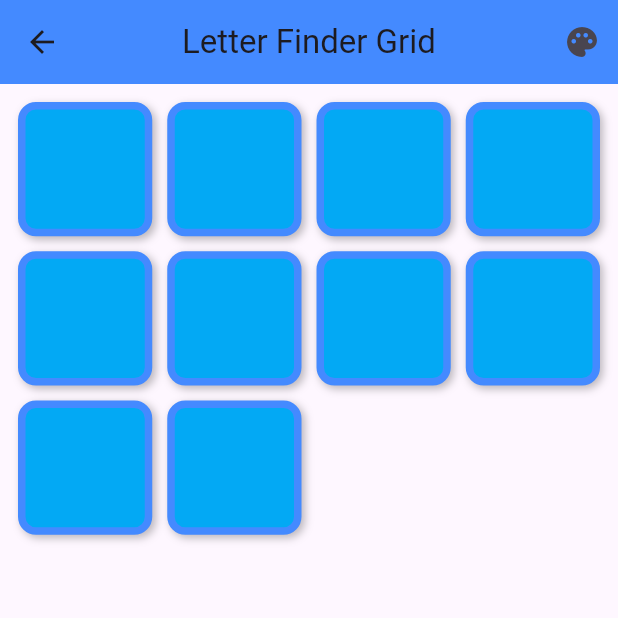
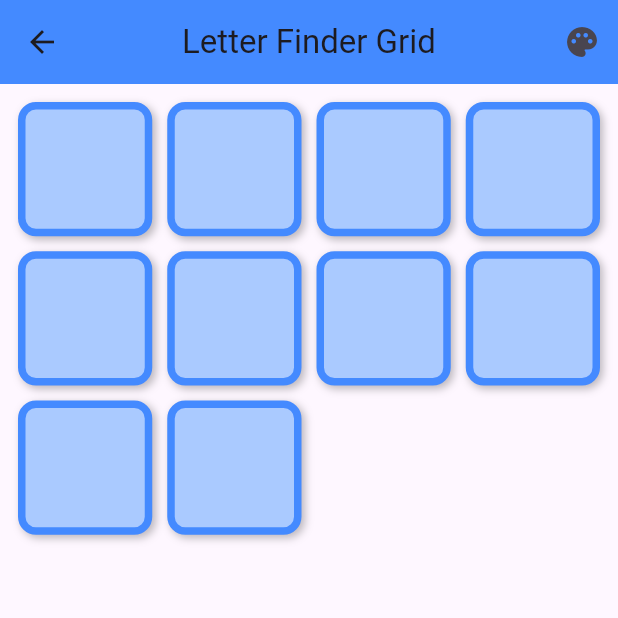
Before and after one commit to ZmintZolika/letter_finder_app, a Flutter app: the screen it shows after launch, after a tap on "10 letters", on a phone screen of 412 x 824 dp, the top half of it. Run offline on Flutter 3.47's test engine with Material 3 defaults, Android fonts, the phone set to English and light mode, and no system bars.

Commit message:
fix: variables names made to consistents feat: game-logic separate into numbers and letters fractions

```diff
--- /dev/null
+++ b/lib/card_finder_screen.dart
@@ -0,0 +1,206 @@
+import 'package:flutter/material.dart';
+
+import 'func.dart';
+import 'theme_color_picker.dart';
+
+enum GameType { numberGame, letterGame }
+
+class FlipNextLetter extends StatefulWidget {
+  final int boardSize;
+
+  final Color themeColor;
+
+  final GameType gameType;
+
+  const FlipNextLetter({
+    super.key,
+    required this.boardSize,
+    required this.themeColor,
+    required this.gameType,
+  });
+
+  @override
+  State<FlipNextLetter> createState() => _FlipNextLetterState();
+}
+
+class _FlipNextLetterState extends State<FlipNextLetter> {
+  // 1. Az 'A'-tól 'Z'-ig tartó lista
+
+  late final List<String> cards = List.generate(
+    widget.boardSize,
+    (index) => widget.gameType == GameType.numberGame
+        ? (index + 1).toString()
+        : String.fromCharCode(65 + index),
+  );
+
+  @override
+  void initState() {
+    super.initState();
+    cards.shuffle();
+  }
+
+  // 2. Ebben a Set-ben (halmazban) tároljuk azokat a betűket, amiket már felfordított a játékos
+  final Set<String> revealedCards = {};
+  String? firstSelectedCard;
+  String? secondSelectedCard;
+  bool isChecking = false;
+  bool isError = false;
+
+  late Color cardThemeColor = getLighterColorHSL(widget.themeColor);
+  late Color cardLetterColor = widget.themeColor;
+  Color selectedColor = Colors.red;
+  Color get shadedBox => cardLetterColor;
+
+  @override
+  Widget build(BuildContext context) {
+    // Lekérdezzük a képernyő tájolását
+    final orientation = MediaQuery.orientationOf(context);
+
+    // Eldöntjük az oszlopok számát:
+    final int columnCount = (orientation == Orientation.portrait) ? 4 : 9;
+
+    return Scaffold(
+      appBar: AppBar(
+        title: const Text('Letter Finder Grid'),
+        backgroundColor: cardLetterColor,
+        centerTitle: true,
+        actions: [
+          ThemeColorPicker(
+            onColorSelected: (onColorSelected) {
+              setState(() {
+                cardThemeColor = onColorSelected;
+              });
+            },
+          ),
+        ],
+      ),
+      body: Padding(
+        padding: const EdgeInsets.all(12.0),
+        child: GridView.count(
+          crossAxisCount: columnCount,
+          mainAxisSpacing: 10,
+          crossAxisSpacing: 10,
+          childAspectRatio: 1.0,
+          children: cards.map((card) {
+            // Megnézzük, hogy az adott betű már fel van-e fordítva
+            final bool isRevealed = revealedCards.contains(card);
+
+            return InkWell(
+              onTap: () {
+                // Ha nem értelmes helyre nyomnak akkor ne csináljon semmit
+                if (isRevealed || card == firstSelectedCard) return;
+
+                //Ha még nem választott első betűt
+                if (firstSelectedCard == null) {
+                  setState(() {
+                    firstSelectedCard = card;
+                    //revealedLetters.add(firstSelectedLetter!);
+                  });
+
+                  //Itt nézem meg van-e az először felfordított betűnek szomszédja
+                  if ((firstSelectedCard != null) &&
+                      !isHaveNextCard(
+                        firstSelectedCard!,
+                        revealedCards,
+                        widget.boardSize,
+                        widget.gameType,
+                      )) {
+                    setState(() {
+                      revealedCards.add(firstSelectedCard!);
+                      firstSelectedCard = null;
+                    });
+                  }
+                  return;
+                }
+
+                //Ha már van első betű
+                if (firstSelectedCard != null && secondSelectedCard == null) {
+                  setState(() {
+                    secondSelectedCard = card;
+                    //revealedLetters.add(secondSelectedLetter!);
+                  });
+
+                  if (firstSelectedCard != null &&
+                      secondSelectedCard != null &&
+                      (secondSelectedCard!.codeUnitAt(0) -
+                                  firstSelectedCard!.codeUnitAt(0))
+                              .abs() ==
+                          1) {
+                    setState(() {
+                      revealedCards.add(firstSelectedCard!);
+                      revealedCards.add(secondSelectedCard!);
+                      firstSelectedCard = null;
+                      secondSelectedCard = null;
+                      return;
+                    });
+                  } else if (secondSelectedCard != null) {
+                    Future.delayed(const Duration(seconds: 1), () {
+                      setState(() {
+                        revealedCards.remove(firstSelectedCard);
+                        revealedCards.remove(secondSelectedCard);
+                        firstSelectedCard = null;
+                        secondSelectedCard = null;
+                      });
+                    });
+                  }
+                }
+              },
+              borderRadius: BorderRadius.circular(12),
+              child: AnimatedContainer(
+                duration: const Duration(
+                  milliseconds: 250,
+                ), // szép, sima színátmenet kattintáskor
+                decoration: BoxDecoration(
+                  // Lefordítva fekete, felfordítva színes
+                  color:
+                      isRevealed ||
+                          isThisCard(
+                            firstSelectedCard,
+                            secondSelectedCard,
+                            card,
+                          )
+                      ? Colors.deepPurple.shade50
+                      : cardThemeColor,
+                  borderRadius: BorderRadius.circular(12),
+                  border: Border.all(
+                    color: isRevealed
+                        ? cardThemeColor
+                        : isThisCard(
+                            firstSelectedCard,
+                            secondSelectedCard,
+                            card,
+                          )
+                        ? selectedColor
+                        : shadedBox,
+                    width: 5,
+                  ),
+                  boxShadow: const [
+                    BoxShadow(
+                      color: Colors.black26,
+                      blurRadius: 4,
+                      offset: Offset(2, 2),
+                    ),
+                  ],
+                ),
+                alignment: Alignment.center,
+                // Ha fel van fedve, megjelenik a betű, ha nincs, üres marad
+                child:
+                    isRevealed ||
+                        isThisCard(firstSelectedCard, secondSelectedCard, card)
+                    ? Text(
+                        card,
+                        style: TextStyle(
+                          fontSize: 22,
+                          fontWeight: FontWeight.bold,
+                          color: cardLetterColor,
+                        ),
+                      )
+                    : null,
+              ),
+            );
+          }).toList(),
+        ),
+      ),
+    );
+  }
+}
--- a/lib/first_screen.dart
+++ b/lib/first_screen.dart
@@ -1,51 +1,125 @@
 import 'package:flutter/material.dart';
-import 'package:letter_finder_app/letter_finder_screen.dart';
+import 'package:letter_finder_app/card_finder_screen.dart';
 
-class HomeScreen extends StatelessWidget {
+import 'theme_color_picker.dart';
+
+class HomeScreen extends StatefulWidget {
   const HomeScreen({super.key});
 
-  void navigateToLetterFinderScreen(BuildContext context, int count) {
+  @override
+  State<HomeScreen> createState() => _HomeScreenState();
+}
+
+class _HomeScreenState extends State<HomeScreen> {
+  void navigateToLetterFinderScreen(BuildContext context, int count, gameType) {
     Navigator.push(
       context,
-      MaterialPageRoute(builder: (context) => FlipNextLetter(boardSize: count)),
+      MaterialPageRoute(
+        builder: (context) => FlipNextLetter(
+          boardSize: count,
+          themeColor: appThemeColor,
+          gameType: gameType,
+        ),
+      ),
     );
   }
+
+  Color appThemeColor = Colors.blueAccent;
 
   @override
   Widget build(BuildContext context) {
     return Scaffold(
+      backgroundColor: appThemeColor,
       appBar: AppBar(
         title: const Text(
-          'Az én appom',
+          'Next to Meet U',
           style: TextStyle(color: Color.fromARGB(255, 51, 159, 248)),
         ),
         centerTitle: true,
+        actions: [
+          ThemeColorPicker(
+            onColorSelected: (selectedColor) {
+              setState(() {
+                appThemeColor = selectedColor;
+              });
+            },
+          ),
+        ],
       ),
       body: Center(
         child: Column(
           mainAxisSize: MainAxisSize
               .min, // Összehúzza az oszlopot, hogy pont középre kerüljön
           children: [
-            const Text('Működik az App alapja'),
+            const Text('Next to Numbers'),
             const SizedBox(
               height: 16,
             ), // Kis távolság a szöveg és a gomb között
             ElevatedButton(
-              onPressed: () => navigateToLetterFinderScreen(context, 10),
+              onPressed: () => navigateToLetterFinderScreen(
+                context,
+                10,
+                GameType.numberGame,
+              ),
+              child: const Text('10 numbers'),
+            ),
+            const SizedBox(
+              height: 16,
+            ), // Kis távolság a szöveg és a gomb között
+            ElevatedButton(
+              onPressed: () => navigateToLetterFinderScreen(
+                context,
+                18,
+                GameType.numberGame,
+              ),
+              child: const Text('18 numbers'),
+            ),
+            const SizedBox(
+              height: 16,
+            ), // Kis távolság a szöveg és a gomb között
+            ElevatedButton(
+              onPressed: () => navigateToLetterFinderScreen(
+                context,
+                26,
+                GameType.numberGame,
+              ),
+              child: const Text('26 numbers'),
+            ),
+            const SizedBox(
+              height: 30,
+            ), // Kis távolság a szöveg és a gomb között
+            const Text('Next to Letters'),
+            const SizedBox(
+              height: 16,
+            ), // Kis távolság a szöveg és a gomb között
+            ElevatedButton(
+              onPressed: () => navigateToLetterFinderScreen(
+                context,
+                10,
+                GameType.letterGame,
+              ),
               child: const Text('10 letters'),
             ),
             const SizedBox(
               height: 16,
             ), // Kis távolság a szöveg és a gomb között
             ElevatedButton(
-              onPressed: () => navigateToLetterFinderScreen(context, 18),
+              onPressed: () => navigateToLetterFinderScreen(
+                context,
+                18,
+                GameType.letterGame,
+              ),
               child: const Text('18 letters'),
             ),
             const SizedBox(
               height: 16,
             ), // Kis távolság a szöveg és a gomb között
             ElevatedButton(
-              onPressed: () => navigateToLetterFinderScreen(context, 26),
+              onPressed: () => navigateToLetterFinderScreen(
+                context,
+                26,
+                GameType.letterGame,
+              ),
               child: const Text('Full ABC'),
             ),
           ],
--- a/lib/func.dart
+++ b/lib/func.dart
@@ -1,9 +1,14 @@
+import 'package:flutter/material.dart';
+import 'package:letter_finder_app/letter_finder_screen.dart';
+
 //Valamelyik betű megegyezik-e az aktuálissal
-bool isThisLetter(String? a, String? b, String? letter) =>
+bool isThisCard(String? a, String? b, String? letter) =>
     a == letter || b == letter;
 
-//Van-e a betűnek szomszédja (ha van olyan ami nem szerepel a Set-ben ami tárolja a felfordított betűket és szomszédos)
-bool isHaveNextLetter(String a, Set<String> list, boardSize) {
+//Van-e a kártyának szomszédja (ha van olyan ami nem szerepel a Set-ben ami tárolja a felfordított betűket és szomszédos)
+bool isHaveNextCard(String a, Set<String> list, boardSize, gameType) {
+  //betűjátékvizsgálat
+  if (gameType == GameType.letterGame) {
     int aCode = a.codeUnitAt(0);
     Set<int> codeList = {};
 
@@ -12,4 +17,35 @@ bool isHaveNextLetter(String a, Set<String> list, boardSize) {
     if (aCode == 65) return !codeList.contains(aCode + 1);
     if (aCode == 65 + boardSize - 1) return !codeList.contains(aCode - 1);
     return !codeList.contains(aCode - 1) || !codeList.contains(aCode + 1);
+  } else {
+    //számjátékvizsgálat
+    int aNum = int.parse(a);
+    Set<int> numList = {};
+
+    list.forEach((i) => numList.add(int.parse(i)));
+
+    if (aNum == 1) return !numList.contains(aNum + 1);
+    if (aNum == boardSize) return !numList.contains(aNum - 1);
+    return !numList.contains(aNum - 1) || !numList.contains(aNum + 1);
   }
+}
+
+// Inverz háttérhez függcény
+Color getInvertedColor(Color color) {
+  final int alpha = (color.a * 255).round();
+  final int red = (color.r * 255).round();
+  final int green = (color.g * 255).round();
+  final int blue = (color.b * 255).round();
+
+  return Color.fromARGB(alpha, 255 - red, 255 - green, 255 - blue);
+}
+
+// HSL modell: a szín tónusa megmarad, csak a fényereje nő
+Color getLighterColorHSL(Color color, [double amount = 0.2]) {
+  final hslColor = HSLColor.fromColor(color);
+
+  // A fényerőt (0.0 - 1.0 között) növeljük, maximum 1.0-ig (fehér)
+  final double newLightness = (hslColor.lightness + amount).clamp(0.0, 1.0);
+
+  return hslColor.withLightness(newLightness).toColor();
+}
--- a/lib/letter_finder_screen.dart
+++ b/lib/letter_finder_screen.dart
@@ -1,11 +1,23 @@
 import 'package:flutter/material.dart';
 
 import 'func.dart';
+import 'theme_color_picker.dart';
+
+enum GameType { numberGame, letterGame }
 
 class FlipNextLetter extends StatefulWidget {
-  const FlipNextLetter({super.key, required this.boardSize});
+  final int boardSize;
 
-  final int boardSize;
+  final Color themeColor;
+
+  final GameType gameType;
+
+  const FlipNextLetter({
+    super.key,
+    required this.boardSize,
+    required this.themeColor,
+    required this.gameType,
+  });
 
   @override
   State<FlipNextLetter> createState() => _FlipNextLetterState();
@@ -13,38 +25,31 @@ class FlipNextLetter extends StatefulWidget {
 
 class _FlipNextLetterState extends State<FlipNextLetter> {
   // 1. Az 'A'-tól 'Z'-ig tartó lista
-  late final List<String> letters = List.generate(
+
+  late final List<String> cards = List.generate(
     widget.boardSize,
-    (index) => String.fromCharCode(65 + index),
+    (index) => widget.gameType == GameType.letterGame
+        ? String.fromCharCode(65 + index)
+        : (index + 1).toString(),
   );
 
   @override
   void initState() {
     super.initState();
-    letters.shuffle();
+    cards.shuffle();
   }
 
   // 2. Ebben a Set-ben (halmazban) tároljuk azokat a betűket, amiket már felfordított a játékos
-  final Set<String> revealedLetters = {};
-  String? firstSelectedLetter;
-  String? secondSelectedLetter;
+  final Set<String> revealedCards = {};
+  String? firstSelectedCard;
+  String? secondSelectedCard;
   bool isChecking = false;
   bool isError = false;
 
-  Color cardLetterColor = Colors.blueAccent;
-  Color cardFrameColor = Colors.lightBlue;
+  late Color cardThemeColor = getLighterColorHSL(widget.themeColor);
+  late Color cardLetterColor = widget.themeColor;
   Color selectedColor = Colors.red;
   Color get shadedBox => cardLetterColor;
-
-  // Inverz háttérhez függcény
-  Color getInvertedColor(Color color) {
-    final int alpha = (color.a * 255).round();
-    final int red = (color.r * 255).round();
-    final int green = (color.g * 255).round();
-    final int blue = (color.b * 255).round();
-
-    return Color.fromARGB(alpha, 255 - red, 255 - green, 255 - blue);
-  }
 
   @override
   Widget build(BuildContext context) {
@@ -60,56 +65,12 @@ class _FlipNextLetterState extends State<FlipNextLetter> {
         backgroundColor: cardLetterColor,
         centerTitle: true,
         actions: [
-          PopupMenuButton<Color>(
-            icon: const Icon(Icons.palette),
-            onSelected: (Color selectedColor) {
+          ThemeColorPicker(
+            onColorSelected: (onColorSelected) {
               setState(() {
-                cardLetterColor = selectedColor;
-                cardFrameColor = selectedColor;
+                cardThemeColor = onColorSelected;
               });
             },
-            itemBuilder: (BuildContext context) => [
-              const PopupMenuItem(
-                value: Colors.blueAccent,
-                child: Row(
-                  children: [
-                    Icon(Icons.circle, color: Colors.blueAccent, size: 16),
-                    SizedBox(width: 10),
-                    Text('Blue'),
-                  ],
-                ),
-              ),
-              const PopupMenuItem(
-                value: Colors.teal,
-                child: Row(
-                  children: [
-                    Icon(Icons.circle, color: Colors.teal, size: 16),
-                    SizedBox(width: 10),
-                    Text('Teal'),
-                  ],
-                ),
-              ),
-              const PopupMenuItem(
-                value: Colors.deepPurple,
-                child: Row(
-                  children: [
-                    Icon(Icons.circle, color: Colors.deepPurple, size: 16),
-                    SizedBox(width: 10),
-                    Text('Purple'),
-                  ],
-                ),
-              ),
-              const PopupMenuItem(
-                value: Colors.amber,
-                child: Row(
-                  children: [
-                    Icon(Icons.circle, color: Colors.amber, size: 16),
-                    SizedBox(width: 10),
-                    Text('Amber'),
-                  ],
-                ),
-              ),
-            ],
           ),
         ],
       ),
@@ -120,65 +81,65 @@ class _FlipNextLetterState extends State<FlipNextLetter> {
           mainAxisSpacing: 10,
           crossAxisSpacing: 10,
           childAspectRatio: 1.0,
-          children: letters.map((letter) {
+          children: cards.map((card) {
             // Megnézzük, hogy az adott betű már fel van-e fordítva
-            final bool isRevealed = revealedLetters.contains(letter);
+            final bool isRevealed = revealedCards.contains(card);
 
             return InkWell(
               onTap: () {
                 // Ha nem értelmes helyre nyomnak akkor ne csináljon semmit
-                if (isRevealed || letter == firstSelectedLetter) return;
+                if (isRevealed || card == firstSelectedCard) return;
 
                 //Ha még nem választott első betűt
-                if (firstSelectedLetter == null) {
+                if (firstSelectedCard == null) {
                   setState(() {
-                    firstSelectedLetter = letter;
+                    firstSelectedCard = card;
                     //revealedLetters.add(firstSelectedLetter!);
                   });
 
                   //Itt nézem meg van-e az először felfordított betűnek szomszédja
-                  if ((firstSelectedLetter != null) &&
-                      !isHaveNextLetter(
-                        firstSelectedLetter!,
-                        revealedLetters,
+                  if ((firstSelectedCard != null) &&
+                      !isHaveNextCard(
+                        firstSelectedCard!,
+                        revealedCards,
                         widget.boardSize,
+                        widget.gameType,
                       )) {
                     setState(() {
-                      revealedLetters.add(firstSelectedLetter!);
-                      firstSelectedLetter = null;
+                      revealedCards.add(firstSelectedCard!);
+                      firstSelectedCard = null;
                     });
                   }
                   return;
                 }
 
                 //Ha már van első betű
-                if (firstSelectedLetter != null &&
-                    secondSelectedLetter == null) {
+                if (firstSelectedCard != null && secondSelectedCard == null) {
                   setState(() {
-                    secondSelectedLetter = letter;
-                    //revealedLetters.add(secondSelectedLetter!);
+                    secondSelectedCard = card;
+                    //revealedCards.add(secondSelectedCard!);
                   });
 
-                  if (firstSelectedLetter != null &&
-                      secondSelectedLetter != null &&
-                      (secondSelectedLetter!.codeUnitAt(0) -
-                                  firstSelectedLetter!.codeUnitAt(0))
+                  if (firstSelectedCard != null &&
+                      secondSelectedCard != null &&
+                      (secondSelectedCard!.codeUnitAt(0) -
+                                  firstSelectedCard!.codeUnitAt(0))
                               .abs() ==
                           1) {
                     setState(() {
-                      revealedLetters.add(firstSelectedLetter!);
-                      revealedLetters.add(secondSelectedLetter!);
-                      firstSelectedLetter = null;
-                      secondSelectedLetter = null;
+                      revealedCards.add(firstSelectedCard!);
+                      revealedCards.add(secondSelectedCard!);
+                      firstSelectedCard = null;
+                      secondSelectedCard = null;
                       return;
                     });
-                  } else if (secondSelectedLetter != null) {
+                  } else if (secondSelectedCard != null) {
                     Future.delayed(const Duration(seconds: 1), () {
                       setState(() {
-                        revealedLetters.remove(firstSelectedLetter);
-                        revealedLetters.remove(secondSelectedLetter);
-                        firstSelectedLetter = null;
-                        secondSelectedLetter = null;
+                        revealedCards.remove(firstSelectedCard);
+                        revealedCards.remove(secondSelectedCard);
+                        firstSelectedCard = null;
+                        secondSelectedCard = null;
                       });
                     });
                   }
@@ -193,21 +154,21 @@ class _FlipNextLetterState extends State<FlipNextLetter> {
                   // Lefordítva fekete, felfordítva színes
                   color:
                       isRevealed ||
-                          isThisLetter(
-                            firstSelectedLetter,
-                            secondSelectedLetter,
-                            letter,
+                          isThisCard(
+                            firstSelectedCard,
+                            secondSelectedCard,
+                            card,
                           )
                       ? Colors.deepPurple.shade50
-                      : cardFrameColor,
+                      : cardThemeColor,
                   borderRadius: BorderRadius.circular(12),
                   border: Border.all(
                     color: isRevealed
-                        ? cardFrameColor
-                        : isThisLetter(
-                            firstSelectedLetter,
-                            secondSelectedLetter,
-                            letter,
+                        ? cardThemeColor
+                        : isThisCard(
+                            firstSelectedCard,
+                            secondSelectedCard,
+                            card,
                           )
                         ? selectedColor
                         : shadedBox,
@@ -225,13 +186,9 @@ class _FlipNextLetterState extends State<FlipNextLetter> {
                 // Ha fel van fedve, megjelenik a betű, ha nincs, üres marad
                 child:
                     isRevealed ||
-                        isThisLetter(
-                          firstSelectedLetter,
-                          secondSelectedLetter,
-                          letter,
-                        )
+                        isThisCard(firstSelectedCard, secondSelectedCard, card)
                     ? Text(
-                        letter,
+                        card,
                         style: TextStyle(
                           fontSize: 22,
                           fontWeight: FontWeight.bold,
--- /dev/null
+++ b/lib/theme_color_picker.dart
@@ -0,0 +1,57 @@
+import 'package:flutter/material.dart';
+
+class ThemeColorPicker extends StatelessWidget {
+  final Function(Color) onColorSelected;
+
+  const ThemeColorPicker({super.key, required this.onColorSelected});
+
+  @override
+  Widget build(BuildContext context) {
+    return PopupMenuButton<Color>(
+      icon: const Icon(Icons.palette),
+      onSelected: onColorSelected,
+      itemBuilder: (context) => const [
+        PopupMenuItem(
+          value: Colors.blueAccent,
+          child: Row(
+            children: [
+              Icon(Icons.circle, color: Colors.blueAccent, size: 16),
+              SizedBox(width: 10),
+              Text('Blue'),
+            ],
+          ),
+        ),
+        PopupMenuItem(
+          value: Colors.teal,
+          child: Row(
+            children: [
+              Icon(Icons.circle, color: Colors.teal, size: 16),
+              SizedBox(width: 10),
+              Text('Teal'),
+            ],
+          ),
+        ),
+        PopupMenuItem(
+          value: Colors.deepPurple,
+          child: Row(
+            children: [
+              Icon(Icons.circle, color: Colors.deepPurple, size: 16),
+              SizedBox(width: 10),
+              Text('Purple'),
+            ],
+          ),
+        ),
+        PopupMenuItem(
+          value: Colors.amber,
+          child: Row(
+            children: [
+              Icon(Icons.circle, color: Colors.amber, size: 16),
+              SizedBox(width: 10),
+              Text('Amber'),
+            ],
+          ),
+        ),
+      ],
+    );
+  }
+}
```
Also changed, not shown: lib/button_theme.dart (added). Lines whose indentation alone changed are shown as unchanged.
